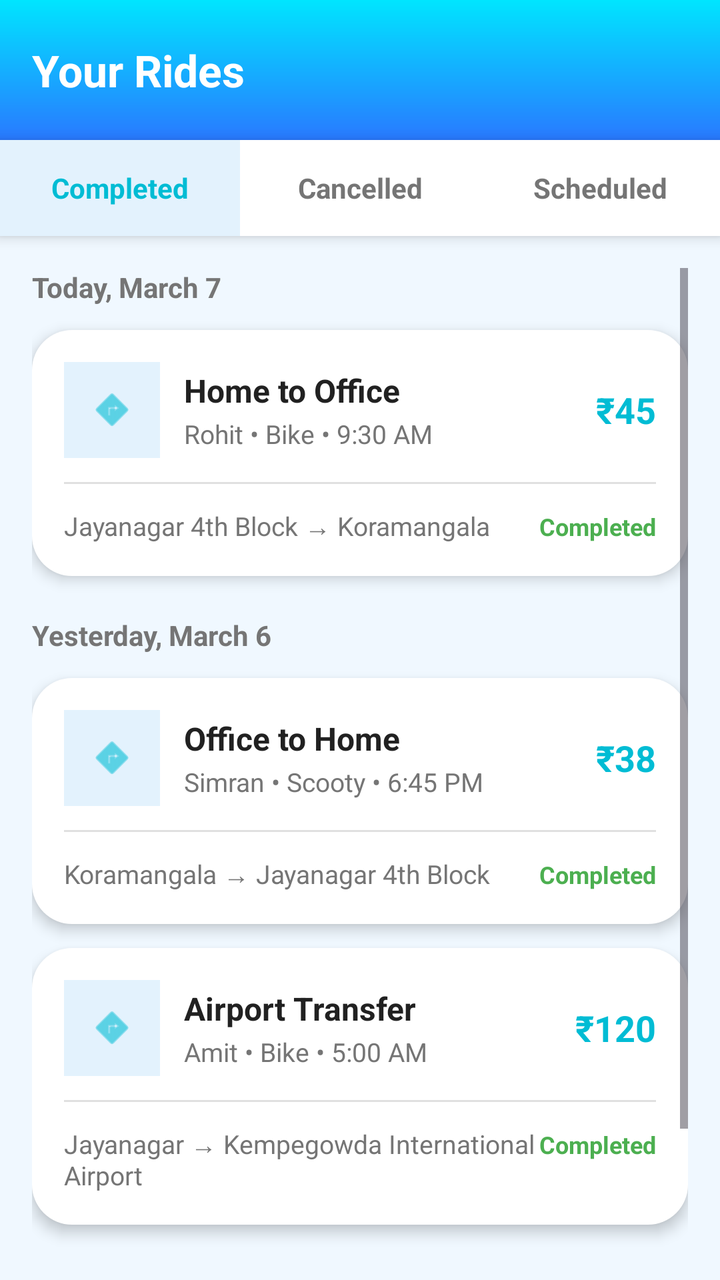
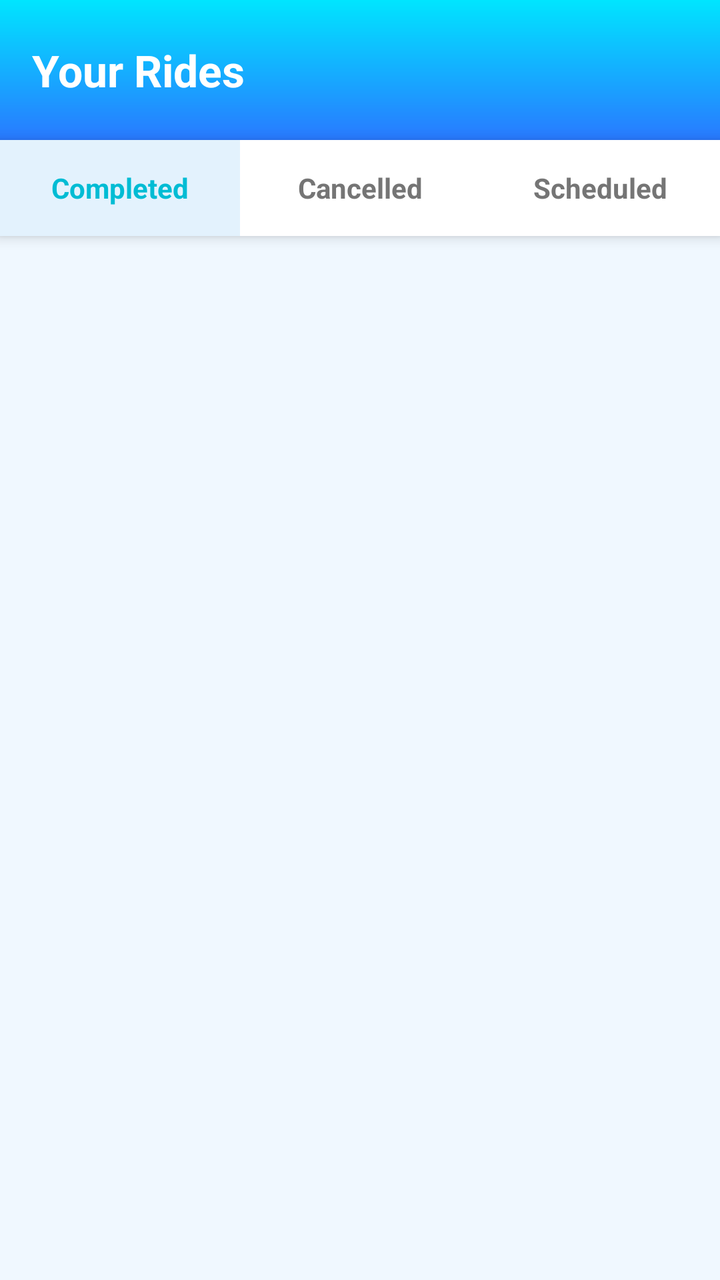

Two renders of the same Android screen: before a commit and after it. Below are the layout's source before the change and the commit's diff.
<!-- AndroidManifest.xml: application theme Theme.TradGet -->
<!-- res/layout/fragment_history.xml -->
<?xml version="1.0" encoding="utf-8"?>
<LinearLayout xmlns:android="http://schemas.android.com/apk/res/android"
    android:layout_width="match_parent"
    android:layout_height="match_parent"
    android:orientation="vertical"
    android:background="#F0F8FF">

    
    <LinearLayout
        android:layout_width="match_parent"
        android:layout_height="70dp"
        android:background="@drawable/gradient_header"
        android:gravity="center_vertical"
        android:paddingHorizontal="16dp">

        <TextView
            android:layout_width="wrap_content"
            android:layout_height="wrap_content"
            android:text="Your Rides"
            android:textSize="22sp"
            android:textStyle="bold"
            android:textColor="#FFFFFF" />

    </LinearLayout>

    
    <LinearLayout
        android:layout_width="match_parent"
        android:layout_height="wrap_content"
        android:orientation="horizontal"
        android:background="#FFFFFF"
        android:elevation="4dp">

        <TextView
            android:id="@+id/tabCompleted"
            android:layout_width="0dp"
            android:layout_height="48dp"
            android:layout_weight="1"
            android:gravity="center"
            android:text="Completed"
            android:textSize="14sp"
            android:textStyle="bold"
            android:textColor="#00BCD4"
            android:background="#E3F2FD" />

        <TextView
            android:id="@+id/tabCancelled"
            android:layout_width="0dp"
            android:layout_height="48dp"
            android:layout_weight="1"
            android:gravity="center"
            android:text="Cancelled"
            android:textSize="14sp"
            android:textStyle="bold"
            android:textColor="#757575" />

        <TextView
            android:id="@+id/tabScheduled"
            android:layout_width="0dp"
            android:layout_height="48dp"
            android:layout_weight="1"
            android:gravity="center"
            android:text="Scheduled"
            android:textSize="14sp"
            android:textStyle="bold"
            android:textColor="#757575" />

    </LinearLayout>

    
    <ScrollView
        android:layout_width="match_parent"
        android:layout_height="match_parent"
        android:padding="16dp">

        <LinearLayout
            android:id="@+id/ridesContainer"
            android:layout_width="match_parent"
            android:layout_height="wrap_content"
            android:orientation="vertical">

            
            <TextView
                android:layout_width="wrap_content"
                android:layout_height="wrap_content"
                android:text="Today, March 7"
                android:textSize="14sp"
                android:textStyle="bold"
                android:textColor="#757575"
                android:layout_marginBottom="12dp" />

            
            <LinearLayout
                android:layout_width="match_parent"
                android:layout_height="wrap_content"
                android:background="@drawable/bg_card"
                android:padding="16dp"
                android:elevation="4dp"
                android:layout_marginBottom="12dp"
                android:orientation="vertical">

                <LinearLayout
                    android:layout_width="match_parent"
                    android:layout_height="wrap_content"
                    android:orientation="horizontal"
                    android:gravity="center_vertical">

                    <ImageView
                        android:layout_width="48dp"
                        android:layout_height="48dp"
                        android:src="@android:drawable/ic_menu_directions"
                        android:background="#E3F2FD"
                        android:padding="12dp"
                        android:tint="#00BCD4" />

                    <LinearLayout
                        android:layout_width="0dp"
                        android:layout_height="wrap_content"
                        android:layout_weight="1"
                        android:orientation="vertical"
                        android:layout_marginStart="12dp">

                        <TextView
                            android:layout_width="wrap_content"
                            android:layout_height="wrap_content"
                            android:text="Home to Office"
                            android:textSize="16sp"
                            android:textStyle="bold"
                            android:textColor="#212121" />

                        <TextView
                            android:layout_width="wrap_content"
                            android:layout_height="wrap_content"
                            android:text="Rohit • Bike • 9:30 AM"
                            android:textSize="13sp"
                            android:textColor="#757575"
                            android:layout_marginTop="2dp" />

                    </LinearLayout>

                    <TextView
                        android:layout_width="wrap_content"
                        android:layout_height="wrap_content"
                        android:text="₹45"
                        android:textSize="18sp"
                        android:textStyle="bold"
                        android:textColor="#00BCD4" />

                </LinearLayout>

                <View
                    android:layout_width="match_parent"
                    android:layout_height="1dp"
                    android:background="#E0E0E0"
                    android:layout_marginVertical="12dp" />

                <LinearLayout
                    android:layout_width="match_parent"
                    android:layout_height="wrap_content"
                    android:orientation="horizontal">

                    <TextView
                        android:layout_width="0dp"
                        android:layout_height="wrap_content"
                        android:layout_weight="1"
                        android:text="Jayanagar 4th Block → Koramangala"
                        android:textSize="13sp"
                        android:textColor="#757575" />

                    <TextView
                        android:layout_width="wrap_content"
                        android:layout_height="wrap_content"
                        android:text="Completed"
                        android:textSize="12sp"
                        android:textColor="#4CAF50"
                        android:textStyle="bold" />

                </LinearLayout>

            </LinearLayout>

            
            <TextView
                android:layout_width="wrap_content"
                android:layout_height="wrap_content"
                android:text="Yesterday, March 6"
                android:textSize="14sp"
                android:textStyle="bold"
                android:textColor="#757575"
                android:layout_marginTop="8dp"
                android:layout_marginBottom="12dp" />

            
            <LinearLayout
                android:layout_width="match_parent"
                android:layout_height="wrap_content"
                android:background="@drawable/bg_card"
                android:padding="16dp"
                android:elevation="4dp"
                android:layout_marginBottom="12dp"
                android:orientation="vertical">

                <LinearLayout
                    android:layout_width="match_parent"
                    android:layout_height="wrap_content"
                    android:orientation="horizontal"
                    android:gravity="center_vertical">

                    <ImageView
                        android:layout_width="48dp"
                        android:layout_height="48dp"
                        android:src="@android:drawable/ic_menu_directions"
                        android:background="#E3F2FD"
                        android:padding="12dp"
                        android:tint="#00BCD4" />

                    <LinearLayout
                        android:layout_width="0dp"
                        android:layout_height="wrap_content"
                        android:layout_weight="1"
                        android:orientation="vertical"
                        android:layout_marginStart="12dp">

                        <TextView
                            android:layout_width="wrap_content"
                            android:layout_height="wrap_content"
                            android:text="Office to Home"
                            android:textSize="16sp"
                            android:textStyle="bold"
                            android:textColor="#212121" />

                        <TextView
                            android:layout_width="wrap_content"
                            android:layout_height="wrap_content"
                            android:text="Simran • Scooty • 6:45 PM"
                            android:textSize="13sp"
                            android:textColor="#757575"
                            android:layout_marginTop="2dp" />

                    </LinearLayout>

                    <TextView
                        android:layout_width="wrap_content"
                        android:layout_height="wrap_content"
                        android:text="₹38"
                        android:textSize="18sp"
                        android:textStyle="bold"
                        android:textColor="#00BCD4" />

                </LinearLayout>

                <View
                    android:layout_width="match_parent"
                    android:layout_height="1dp"
                    android:background="#E0E0E0"
                    android:layout_marginVertical="12dp" />

                <LinearLayout
                    android:layout_width="match_parent"
                    android:layout_height="wrap_content"
                    android:orientation="horizontal">

                    <TextView
                        android:layout_width="0dp"
                        android:layout_height="wrap_content"
                        android:layout_weight="1"
                        android:text="Koramangala → Jayanagar 4th Block"
                        android:textSize="13sp"
                        android:textColor="#757575" />

                    <TextView
                        android:layout_width="wrap_content"
                        android:layout_height="wrap_content"
                        android:text="Completed"
                        android:textSize="12sp"
                        android:textColor="#4CAF50"
                        android:textStyle="bold" />

                </LinearLayout>

            </LinearLayout>

            
            <LinearLayout
                android:layout_width="match_parent"
                android:layout_height="wrap_content"
                android:background="@drawable/bg_card"
                android:padding="16dp"
                android:elevation="4dp"
                android:layout_marginBottom="100dp"
                android:orientation="vertical">

                <LinearLayout
                    android:layout_width="match_parent"
                    android:layout_height="wrap_content"
                    android:orientation="horizontal"
                    android:gravity="center_vertical">

                    <ImageView
                        android:layout_width="48dp"
                        android:layout_height="48dp"
                        android:src="@android:drawable/ic_menu_directions"
                        android:background="#E3F2FD"
                        android:padding="12dp"
                        android:tint="#00BCD4" />

                    <LinearLayout
                        android:layout_width="0dp"
                        android:layout_height="wrap_content"
                        android:layout_weight="1"
                        android:orientation="vertical"
                        android:layout_marginStart="12dp">

                        <TextView
                            android:layout_width="wrap_content"
                            android:layout_height="wrap_content"
                            android:text="Airport Transfer"
                            android:textSize="16sp"
                            android:textStyle="bold"
                            android:textColor="#212121" />

                        <TextView
                            android:layout_width="wrap_content"
                            android:layout_height="wrap_content"
                            android:text="Amit • Bike • 5:00 AM"
                            android:textSize="13sp"
                            android:textColor="#757575"
                            android:layout_marginTop="2dp" />

                    </LinearLayout>

                    <TextView
                        android:layout_width="wrap_content"
                        android:layout_height="wrap_content"
                        android:text="₹120"
                        android:textSize="18sp"
                        android:textStyle="bold"
                        android:textColor="#00BCD4" />

                </LinearLayout>

                <View
                    android:layout_width="match_parent"
                    android:layout_height="1dp"
                    android:background="#E0E0E0"
                    android:layout_marginVertical="12dp" />

                <LinearLayout
                    android:layout_width="match_parent"
                    android:layout_height="wrap_content"
                    android:orientation="horizontal">

                    <TextView
                        android:layout_width="0dp"
                        android:layout_height="wrap_content"
                        android:layout_weight="1"
                        android:text="Jayanagar → Kempegowda International Airport"
                        android:textSize="13sp"
                        android:textColor="#757575" />

                    <TextView
                        android:layout_width="wrap_content"
                        android:layout_height="wrap_content"
                        android:text="Completed"
                        android:textSize="12sp"
                        android:textColor="#4CAF50"
                        android:textStyle="bold" />

                </LinearLayout>

            </LinearLayout>

        </LinearLayout>

    </ScrollView>

</LinearLayout>
<!-- resources referenced by this layout -->
<resources>
  <!-- drawable bg_card (drawable) -->
  <?xml version="1.0" encoding="utf-8"?>
  <shape xmlns:android="http://schemas.android.com/apk/res/android"
      android:shape="rectangle">
      <solid android:color="#FFFFFF" />
      <corners android:radius="20dp" />
      <shadowColor android:color="#40000000" />
  </shape>
  <!-- drawable gradient_header (drawable) -->
  <?xml version="1.0" encoding="utf-8"?>
  <shape xmlns:android="http://schemas.android.com/apk/res/android"
      android:shape="rectangle">
      <gradient
          android:angle="270"
          android:startColor="#00E5FF"
          android:endColor="#2979FF"
          android:type="linear" />
      <corners android:radius="0dp" />
  </shape>
  <style name="Theme.TradGet" parent="Base.Theme.TradGet" />
  <style name="Base.Theme.TradGet" parent="Theme.Material3.DayNight.NoActionBar">
          
          
      </style>
</resources>

<!-- the commit's change to res/layout/fragment_history.xml (unified diff, before → after) -->
@@ -80,295 +80,6 @@
             android:orientation="vertical">
 
             
-            <TextView
-                android:layout_width="wrap_content"
-                android:layout_height="wrap_content"
-                android:text="Today, March 7"
-                android:textSize="14sp"
-                android:textStyle="bold"
-                android:textColor="#757575"
-                android:layout_marginBottom="12dp" />
-
-            
-            <LinearLayout
-                android:layout_width="match_parent"
-                android:layout_height="wrap_content"
-                android:background="@drawable/bg_card"
-                android:padding="16dp"
-                android:elevation="4dp"
-                android:layout_marginBottom="12dp"
-                android:orientation="vertical">
-
-                <LinearLayout
-                    android:layout_width="match_parent"
-                    android:layout_height="wrap_content"
-                    android:orientation="horizontal"
-                    android:gravity="center_vertical">
-
-                    <ImageView
-                        android:layout_width="48dp"
-                        android:layout_height="48dp"
-                        android:src="@android:drawable/ic_menu_directions"
-                        android:background="#E3F2FD"
-                        android:padding="12dp"
-                        android:tint="#00BCD4" />
-
-                    <LinearLayout
-                        android:layout_width="0dp"
-                        android:layout_height="wrap_content"
-                        android:layout_weight="1"
-                        android:orientation="vertical"
-                        android:layout_marginStart="12dp">
-
-                        <TextView
-                            android:layout_width="wrap_content"
-                            android:layout_height="wrap_content"
-                            android:text="Home to Office"
-                            android:textSize="16sp"
-                            android:textStyle="bold"
-                            android:textColor="#212121" />
-
-                        <TextView
-                            android:layout_width="wrap_content"
-                            android:layout_height="wrap_content"
-                            android:text="Rohit • Bike • 9:30 AM"
-                            android:textSize="13sp"
-                            android:textColor="#757575"
-                            android:layout_marginTop="2dp" />
-
-                    </LinearLayout>
-
-                    <TextView
-                        android:layout_width="wrap_content"
-                        android:layout_height="wrap_content"
-                        android:text="₹45"
-                        android:textSize="18sp"
-                        android:textStyle="bold"
-                        android:textColor="#00BCD4" />
-
-                </LinearLayout>
-
-                <View
-                    android:layout_width="match_parent"
-                    android:layout_height="1dp"
-                    android:background="#E0E0E0"
-                    android:layout_marginVertical="12dp" />
-
-                <LinearLayout
-                    android:layout_width="match_parent"
-                    android:layout_height="wrap_content"
-                    android:orientation="horizontal">
-
-                    <TextView
-                        android:layout_width="0dp"
-                        android:layout_height="wrap_content"
-                        android:layout_weight="1"
-                        android:text="Jayanagar 4th Block → Koramangala"
-                        android:textSize="13sp"
-                        android:textColor="#757575" />
-
-                    <TextView
-                        android:layout_width="wrap_content"
-                        android:layout_height="wrap_content"
-                        android:text="Completed"
-                        android:textSize="12sp"
-                        android:textColor="#4CAF50"
-                        android:textStyle="bold" />
-
-                </LinearLayout>
-
-            </LinearLayout>
-
-            
-            <TextView
-                android:layout_width="wrap_content"
-                android:layout_height="wrap_content"
-                android:text="Yesterday, March 6"
-                android:textSize="14sp"
-                android:textStyle="bold"
-                android:textColor="#757575"
-                android:layout_marginTop="8dp"
-                android:layout_marginBottom="12dp" />
-
-            
-            <LinearLayout
-                android:layout_width="match_parent"
-                android:layout_height="wrap_content"
-                android:background="@drawable/bg_card"
-                android:padding="16dp"
-                android:elevation="4dp"
-                android:layout_marginBottom="12dp"
-                android:orientation="vertical">
-
-                <LinearLayout
-                    android:layout_width="match_parent"
-                    android:layout_height="wrap_content"
-                    android:orientation="horizontal"
-                    android:gravity="center_vertical">
-
-                    <ImageView
-                        android:layout_width="48dp"
-                        android:layout_height="48dp"
-                        android:src="@android:drawable/ic_menu_directions"
-                        android:background="#E3F2FD"
-                        android:padding="12dp"
-                        android:tint="#00BCD4" />
-
-                    <LinearLayout
-                        android:layout_width="0dp"
-                        android:layout_height="wrap_content"
-                        android:layout_weight="1"
-                        android:orientation="vertical"
-                        android:layout_marginStart="12dp">
-
-                        <TextView
-                            android:layout_width="wrap_content"
-                            android:layout_height="wrap_content"
-                            android:text="Office to Home"
-                            android:textSize="16sp"
-                            android:textStyle="bold"
-                            android:textColor="#212121" />
-
-                        <TextView
-                            android:layout_width="wrap_content"
-                            android:layout_height="wrap_content"
-                            android:text="Simran • Scooty • 6:45 PM"
-                            android:textSize="13sp"
-                            android:textColor="#757575"
-                            android:layout_marginTop="2dp" />
-
-                    </LinearLayout>
-
-                    <TextView
-                        android:layout_width="wrap_content"
-                        android:layout_height="wrap_content"
-                        android:text="₹38"
-                        android:textSize="18sp"
-                        android:textStyle="bold"
-                        android:textColor="#00BCD4" />
-
-                </LinearLayout>
-
-                <View
-                    android:layout_width="match_parent"
-                    android:layout_height="1dp"
-                    android:background="#E0E0E0"
-                    android:layout_marginVertical="12dp" />
-
-                <LinearLayout
-                    android:layout_width="match_parent"
-                    android:layout_height="wrap_content"
-                    android:orientation="horizontal">
-
-                    <TextView
-                        android:layout_width="0dp"
-                        android:layout_height="wrap_content"
-                        android:layout_weight="1"
-                        android:text="Koramangala → Jayanagar 4th Block"
-                        android:textSize="13sp"
-                        android:textColor="#757575" />
-
-                    <TextView
-                        android:layout_width="wrap_content"
-                        android:layout_height="wrap_content"
-                        android:text="Completed"
-                        android:textSize="12sp"
-                        android:textColor="#4CAF50"
-                        android:textStyle="bold" />
-
-                </LinearLayout>
-
-            </LinearLayout>
-
-            
-            <LinearLayout
-                android:layout_width="match_parent"
-                android:layout_height="wrap_content"
-                android:background="@drawable/bg_card"
-                android:padding="16dp"
-                android:elevation="4dp"
-                android:layout_marginBottom="100dp"
-                android:orientation="vertical">
-
-                <LinearLayout
-                    android:layout_width="match_parent"
-                    android:layout_height="wrap_content"
-                    android:orientation="horizontal"
-                    android:gravity="center_vertical">
-
-                    <ImageView
-                        android:layout_width="48dp"
-                        android:layout_height="48dp"
-                        android:src="@android:drawable/ic_menu_directions"
-                        android:background="#E3F2FD"
-                        android:padding="12dp"
-                        android:tint="#00BCD4" />
-
-                    <LinearLayout
-                        android:layout_width="0dp"
-                        android:layout_height="wrap_content"
-                        android:layout_weight="1"
-                        android:orientation="vertical"
-                        android:layout_marginStart="12dp">
-
-                        <TextView
-                            android:layout_width="wrap_content"
-                            android:layout_height="wrap_content"
-                            android:text="Airport Transfer"
-                            android:textSize="16sp"
-                            android:textStyle="bold"
-                            android:textColor="#212121" />
-
-                        <TextView
-                            android:layout_width="wrap_content"
-                            android:layout_height="wrap_content"
-                            android:text="Amit • Bike • 5:00 AM"
-                            android:textSize="13sp"
-                            android:textColor="#757575"
-                            android:layout_marginTop="2dp" />
-
-                    </LinearLayout>
-
-                    <TextView
-                        android:layout_width="wrap_content"
-                        android:layout_height="wrap_content"
-                        android:text="₹120"
-                        android:textSize="18sp"
-                        android:textStyle="bold"
-                        android:textColor="#00BCD4" />
-
-                </LinearLayout>
-
-                <View
-                    android:layout_width="match_parent"
-                    android:layout_height="1dp"
-                    android:background="#E0E0E0"
-                    android:layout_marginVertical="12dp" />
-
-                <LinearLayout
-                    android:layout_width="match_parent"
-                    android:layout_height="wrap_content"
-                    android:orientation="horizontal">
-
-                    <TextView
-                        android:layout_width="0dp"
-                        android:layout_height="wrap_content"
-                        android:layout_weight="1"
-                        android:text="Jayanagar → Kempegowda International Airport"
-                        android:textSize="13sp"
-                        android:textColor="#757575" />
-
-                    <TextView
-                        android:layout_width="wrap_content"
-                        android:layout_height="wrap_content"
-                        android:text="Completed"
-                        android:textSize="12sp"
-                        android:textColor="#4CAF50"
-                        android:textStyle="bold" />
-
-                </LinearLayout>
-
-            </LinearLayout>
 
         </LinearLayout>
 
<!-- resource entries referenced after the edit -->
@@ -1,13 +1,5 @@
 <!-- resources referenced by this layout -->
 <resources>
-  <!-- drawable bg_card (drawable) -->
-  <?xml version="1.0" encoding="utf-8"?>
-  <shape xmlns:android="http://schemas.android.com/apk/res/android"
-      android:shape="rectangle">
-      <solid android:color="#FFFFFF" />
-      <corners android:radius="20dp" />
-      <shadowColor android:color="#40000000" />
-  </shape>
   <!-- drawable gradient_header (drawable) -->
   <?xml version="1.0" encoding="utf-8"?>
   <shape xmlns:android="http://schemas.android.com/apk/res/android"
